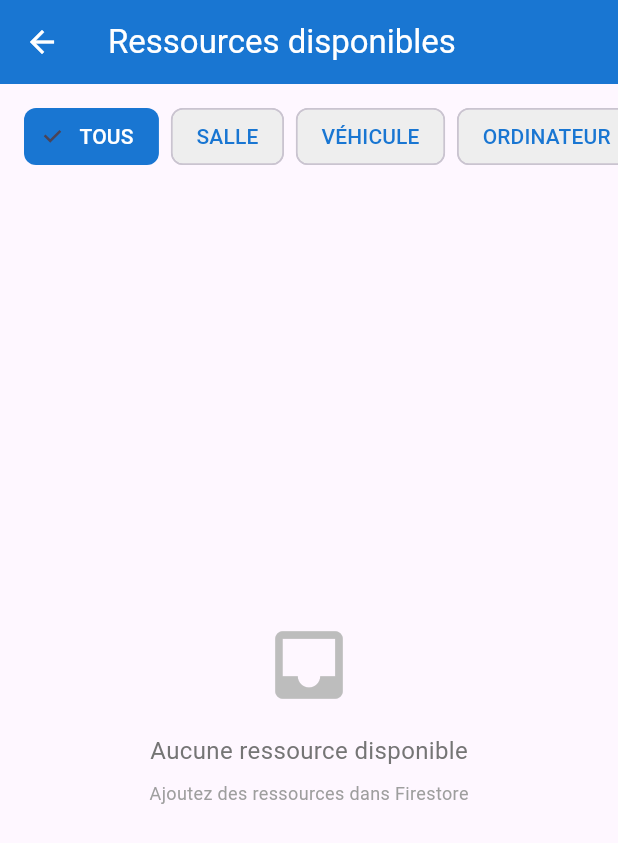
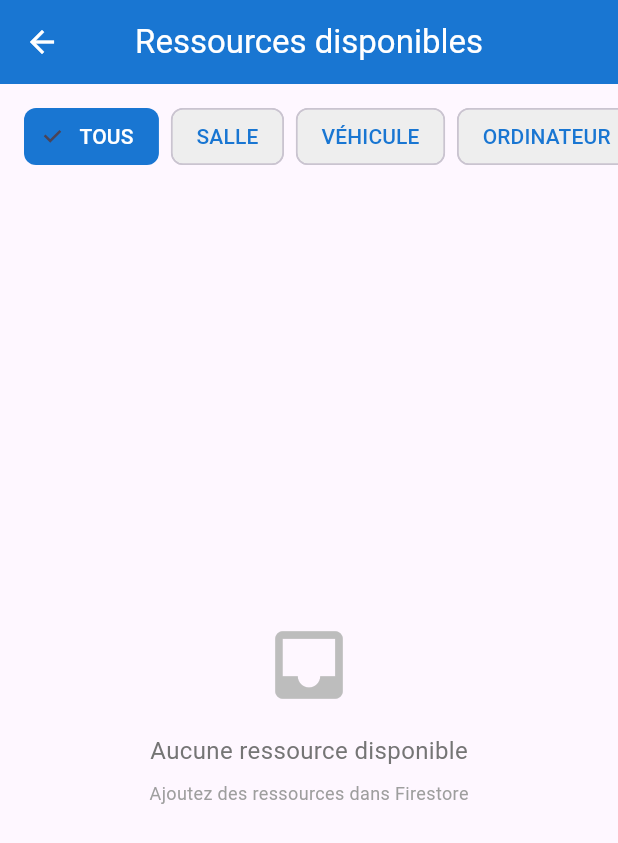
Before and after one commit to azzabani/flutter_booking, a Flutter app: the screen it shows once a user with an empty profile is signed in, after a tap on "Ressources disponibles", on a phone screen of 412 x 824 dp. Shown: the top 843 px of the screen. Run offline on Flutter 3.47's test engine with Material 3 defaults, Android fonts, the phone set to English and light mode, and no system bars; our stand-ins replace cloud_firestore, firebase_auth, firebase_core, shared_preferences, table_calendar; accounts and stored records are empty; Roboto replaces fonts that are missing (Poppins).

Commit message:
Add project files

```diff
--- a/lib/main.dart
+++ b/lib/main.dart
@@ -4,6 +4,7 @@ import 'package:firebase_core/firebase_core.dart';
 import 'package:flutter/material.dart';
 import 'package:flutter_booking/firebase_options.dart';
 import 'package:flutter_booking/services/auth_service.dart';
+import 'package:flutter_booking/services/preferences_service.dart';
 import 'views/auth/login_page.dart';
 import 'views/auth/signup_page.dart';
 import 'views/home/home_page.dart';
@@ -28,11 +29,35 @@ class MyApp extends StatelessWidget {
   @override
   Widget build(BuildContext context) {
     return MaterialApp(
-      title: 'FlutterBooking',
+      title: 'Booky',
       debugShowCheckedModeBanner: false,
       theme: ThemeData(
         primarySwatch: Colors.blue,
         useMaterial3: true,
+        fontFamily: 'Poppins',
+        appBarTheme: const AppBarTheme(
+          elevation: 0,
+          centerTitle: true,
+          backgroundColor: Colors.blue,
+          foregroundColor: Colors.white,
+        ),
+        inputDecorationTheme: InputDecorationTheme(
+          border: OutlineInputBorder(
+            borderRadius: BorderRadius.circular(12),
+          ),
+          focusedBorder: OutlineInputBorder(
+            borderRadius: BorderRadius.circular(12),
+            borderSide: const BorderSide(color: Colors.blue, width: 2),
+          ),
+        ),
+        elevatedButtonTheme: ElevatedButtonThemeData(
+          style: ElevatedButton.styleFrom(
+            elevation: 2,
+            shape: RoundedRectangleBorder(
+              borderRadius: BorderRadius.circular(12),
+            ),
+          ),
+        ),
       ),
       initialRoute: '/',
       onGenerateRoute: (settings) {
@@ -69,26 +94,53 @@ class MyApp extends StatelessWidget {
   }
 }
 
-class AuthWrapper extends StatelessWidget {
+class AuthWrapper extends StatefulWidget {
   const AuthWrapper({super.key});
+
+  @override
+  State<AuthWrapper> createState() => _AuthWrapperState();
+}
+
+class _AuthWrapperState extends State<AuthWrapper> {
+  final AuthService _authService = AuthService();
+  bool _isCheckingAutoLogin = true;
+
+  @override
+  void initState() {
+    super.initState();
+    _checkAutoLogin();
+  }
+
+  Future<void> _checkAutoLogin() async {
+    final rememberMe = await PreferencesService.getRememberMe();
+    if (rememberMe) {
+      final savedEmail = await PreferencesService.getSavedEmail();
+      // L'email est sauvegardé, mais l'utilisateur devra entrer son mot de passe
+    }
+    setState(() {
+      _isCheckingAutoLogin = false;
+    });
+  }
 
   @override
   Widget build(BuildContext context) {
     return StreamBuilder<User?>(
-      stream: AuthService().user,
+      stream: _authService.user,
       builder: (context, snapshot) {
-        if (snapshot.connectionState == ConnectionState.active) {
-          final user = snapshot.data;
-          if (user != null) {
-            return const HomePage();
-          }
-          return const LoginPage();
+        if (snapshot.connectionState == ConnectionState.waiting || _isCheckingAutoLogin) {
+          return const Scaffold(
+            body: Center(
+              child: CircularProgressIndicator(),
+            ),
+          );
         }
-        return const Scaffold(
-          body: Center(
-            child: CircularProgressIndicator(),
-          ),
-        );
+
+        final user = snapshot.data;
+        if (user != null) {
+          return const HomePage();
+        }
+
+        return const LoginPage();
       },
     );
   }
```
Also changed, not shown: lib/services/preferences_service.dart (added, +60 -0 lines), pubspec.yaml (+6 -68 lines), pubspec.lock, 1 other file.
